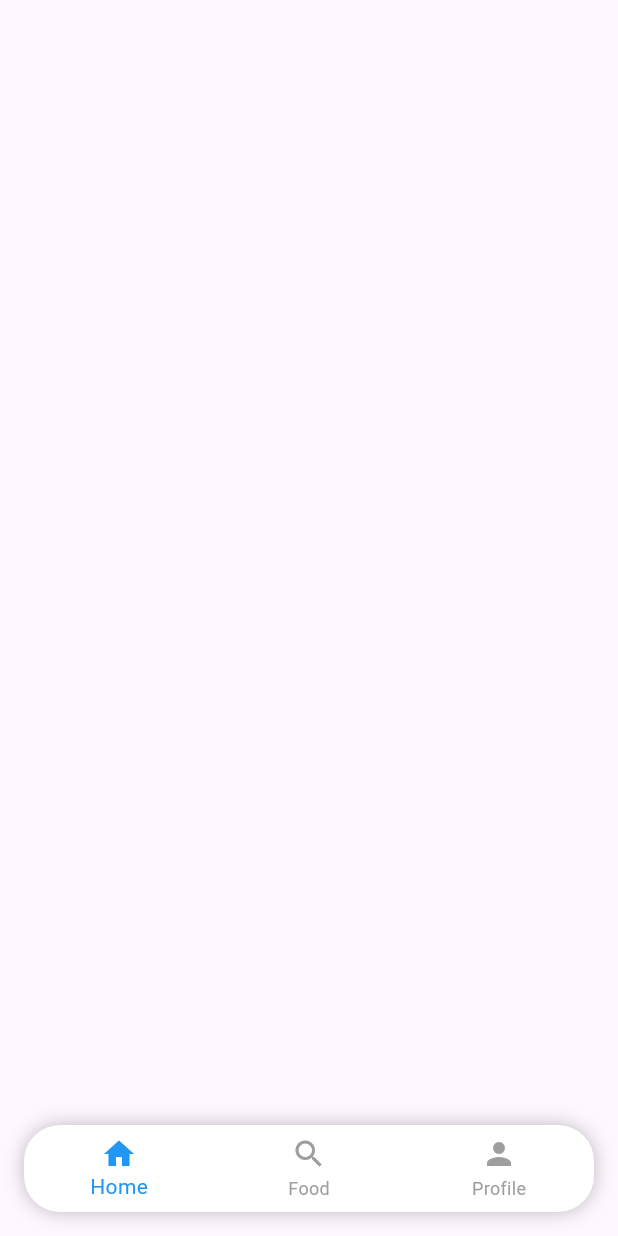
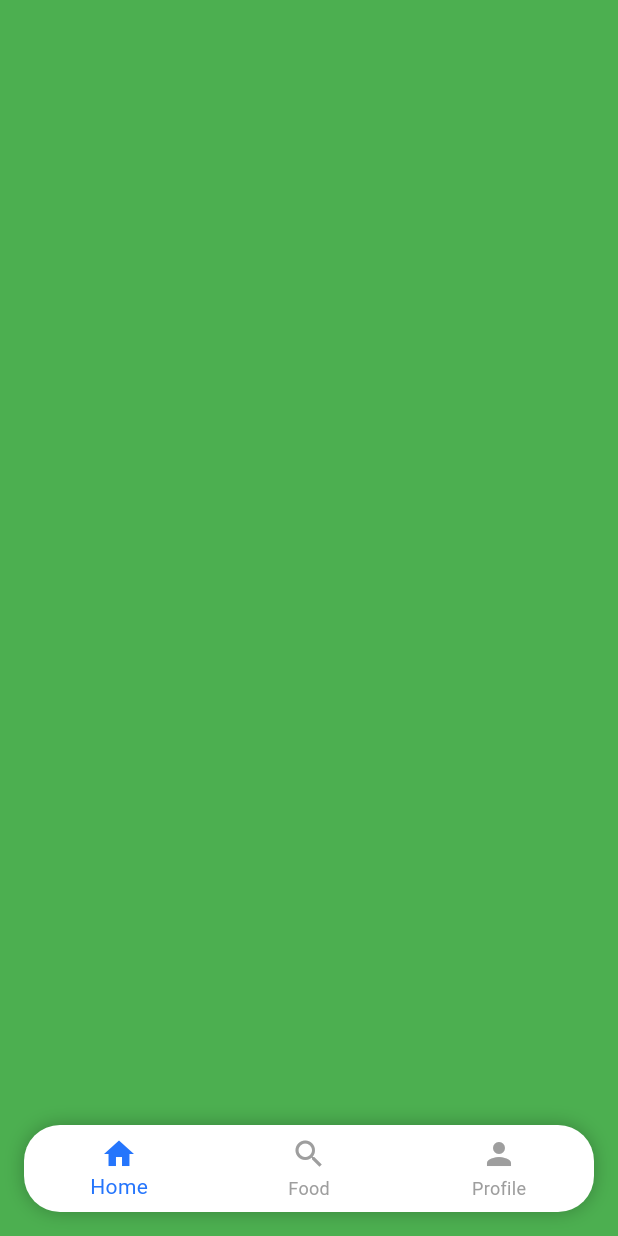
Before and after one commit to Berk2259/Explora, a Flutter app: the screen it shows after launch, on a phone screen of 412 x 824 dp. Run offline on Flutter 3.47's test engine with Material 3 defaults, Android fonts, the phone set to English and light mode, and no system bars; missing offline and left inert: flutter_floating_bottom_bar.

Commit message:
basma efekti bottom bar değişti

```diff
--- a/lib/Screen/home_screen.dart
+++ b/lib/Screen/home_screen.dart
@@ -5,6 +5,6 @@ class HomeScreen extends StatelessWidget {
 
   @override
   Widget build(BuildContext context) {
-    return Scaffold();
+    return Scaffold(backgroundColor: Color(0xFF4CAF50),);
   }
 }
--- a/lib/Screen/main_screen.dart
+++ b/lib/Screen/main_screen.dart
@@ -14,26 +14,24 @@ class MainScreen extends StatefulWidget {
 class _MainScreenState extends State<MainScreen> {
   int _selectedIndex = 0;
 
-  final List<Widget> _pages = [
-    HomeScreen(),
-    FoodScreen(),
-    ProfileScreen(),
-  ];
+  final List<Widget> _pages = [HomeScreen(), FoodScreen(), ProfileScreen()];
   @override
   Widget build(BuildContext context) {
     return Scaffold(
+      extendBody: true,
       body: _pages[_selectedIndex],
       bottomNavigationBar: Container(
         margin: const EdgeInsets.all(16),
         decoration: BoxDecoration(
           color: Colors.white,
           borderRadius: BorderRadius.circular(24),
-          boxShadow: [
-            BoxShadow(
-              color: Colors.black26,
-              blurRadius: 10,
+          boxShadow: [BoxShadow(color: Colors.black26, blurRadius: 10)],
         ),
-          ],
+        child: Theme(
+          data: Theme.of(context).copyWith(
+            splashColor: Colors.transparent, // ripple rengini şeffaf yap
+            highlightColor:
+                Colors.transparent, // basılıyken oluşan highlight'ı kaldır
           ),
           child: BottomNavigationBar(
             currentIndex: _selectedIndex,
@@ -43,14 +41,8 @@ class _MainScreenState extends State<MainScreen> {
               });
             },
             items: const [
-            BottomNavigationBarItem(
-              icon: Icon(Icons.home),
-              label: 'Home',
-            ),
-            BottomNavigationBarItem(
-              icon: Icon(Icons.search),
-              label: 'Food',
-            ),
+              BottomNavigationBarItem(icon: Icon(Icons.home), label: 'Home'),
+              BottomNavigationBarItem(icon: Icon(Icons.search), label: 'Food'),
               BottomNavigationBarItem(
                 icon: Icon(Icons.person),
                 label: 'Profile',
@@ -58,9 +50,10 @@ class _MainScreenState extends State<MainScreen> {
             ],
             backgroundColor: Colors.transparent,
             elevation: 0,
-          selectedItemColor: Colors.blue,
+            selectedItemColor: Color(0XFF2575FC),
             unselectedItemColor: Colors.grey,
             type: BottomNavigationBarType.fixed,
+          ),
         ),
       ),
     );
```
Lines whose indentation alone changed are shown as unchanged.
